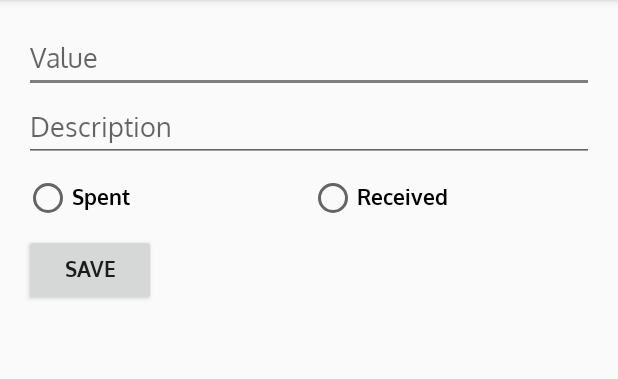
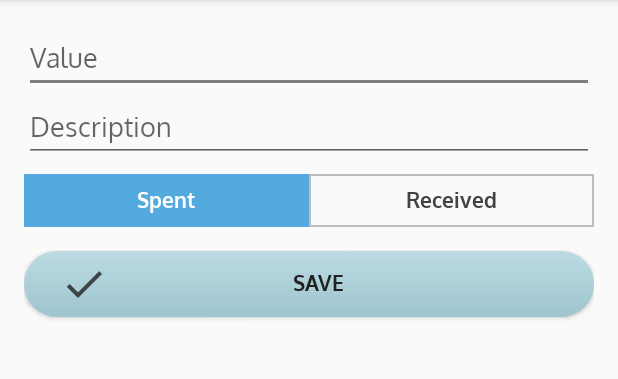
Before and after one commit to anshenguin/New-App-Prototype, an Android app: the EditActivity screen opened directly, with no data from a screen before it, on a phone screen of 412 x 824 dp, the part 84-463 px from its top. Run offline under Robolectric (Android 15) with nearby library versions, the light colour scheme and no system bars.

Commit message:
Radio Buttons changed

```diff
--- a/app/src/main/java/com/kinitoapps/moneymanager/EditActivity.java
+++ b/app/src/main/java/com/kinitoapps/moneymanager/EditActivity.java
@@ -8,6 +8,7 @@ import android.content.Intent;
 import android.content.SharedPreferences;
 import android.database.Cursor;
 import android.database.sqlite.SQLiteDatabase;
+import android.graphics.Color;
 import android.net.Uri;
 import android.support.v4.app.LoaderManager;
 import android.support.v4.content.CursorLoader;
@@ -21,6 +22,7 @@ import android.view.View;
 import android.widget.AdapterView;
 import android.widget.ArrayAdapter;
 import android.widget.Button;
+import android.widget.CompoundButton;
 import android.widget.EditText;
 import android.widget.RadioButton;
 import android.widget.Spinner;
@@ -56,17 +58,38 @@ public class EditActivity extends AppCompatActivity implements LoaderManager.Loa
         sharedPreferences = getSharedPreferences("LIMIT", Context.MODE_PRIVATE);
         android.support.v7.app.ActionBar actionBar = getSupportActionBar();
         actionBar.setDisplayHomeAsUpEnabled(true);
-        spent = (RadioButton) findViewById(R.id.spent);
-        received = (RadioButton) findViewById(R.id.received);
-        mDescEditText = (EditText) findViewById(R.id.edit_desc);
-        save = (Button) findViewById(R.id.saveValue);
+        spent = findViewById(R.id.spent);
+        received = findViewById(R.id.received);
+        if(spent.isChecked()) {
+            spent.setTextColor(Color.parseColor("#FFFFFF"));
+            received.setTextColor(Color.parseColor("#424242"));
+        }
+        else{
+            received.setTextColor(Color.parseColor("#FFFFFF"));
+            spent.setTextColor(Color.parseColor("#424242"));
+        }
+        mDescEditText = findViewById(R.id.edit_desc);
+        save = findViewById(R.id.saveValue);
         save.setOnClickListener(new View.OnClickListener() {
             @Override
             public void onClick(View view) {
                 editValue();
             }
         });
-        mValueEditText = (EditText) findViewById(R.id.edit_value);
+        mValueEditText = findViewById(R.id.edit_value);
+        spent.setOnCheckedChangeListener(new CompoundButton.OnCheckedChangeListener() {
+            @Override
+            public void onCheckedChanged(CompoundButton compoundButton, boolean b) {
+                if(spent.isChecked()) {
+                    spent.setTextColor(Color.parseColor("#FFFFFF"));
+                    received.setTextColor(Color.parseColor("#424242"));
+                }
+                else{
+                    received.setTextColor(Color.parseColor("#FFFFFF"));
+                    spent.setTextColor(Color.parseColor("#424242"));
+                }
+            }
+        });
         getSupportLoaderManager().initLoader(EXISTING_MONEY_LOADER, null, this);
     }
 
--- /dev/null
+++ b/app/src/main/res/drawable/a.xml
@@ -0,0 +1,10 @@
+<?xml version="1.0" encoding="utf-8"?>
+    <shape
+        xmlns:android="http://schemas.android.com/apk/res/android"
+        android:shape="rectangle" >
+        <solid
+            android:color="#53aade" />
+    <stroke
+        android:width="1dp"
+        android:color="#53aade" />
+    </shape>
--- /dev/null
+++ b/app/src/main/res/drawable/b.xml
@@ -0,0 +1,10 @@
+<?xml version="1.0" encoding="utf-8"?>
+<shape
+    xmlns:android="http://schemas.android.com/apk/res/android"
+    android:shape="rectangle" >
+<stroke
+        android:width="1dp"
+        android:color="#BDBDBD" />
+    <solid
+        android:color="#FAFAFA" />
+</shape>
--- /dev/null
+++ b/app/src/main/res/drawable/c.xml
@@ -0,0 +1,10 @@
+<?xml version="1.0" encoding="utf-8"?>
+<shape
+    xmlns:android="http://schemas.android.com/apk/res/android"
+    android:shape="rectangle" >
+    <solid
+        android:color="#BBDEFB" />
+    <stroke
+        android:width="1dp"
+        android:color="#BBDEFB" />
+</shape>
--- /dev/null
+++ b/app/src/main/res/drawable/gradient_save.xml
@@ -0,0 +1,12 @@
+<?xml version="1.0" encoding="utf-8"?>
+<shape xmlns:android="http://schemas.android.com/apk/res/android"
+    android:shape="rectangle">
+    <!--  Gradient Bg for listrow -->
+    <corners android:radius="28dp"/>
+    <size android:width="48dp" android:height="48dp" />
+    <gradient
+        android:centerColor="#ADD0D8"
+        android:endColor="#9EC4CD"
+        android:startColor="#BCDAE1"
+        android:angle="270"/>
+</shape>
--- /dev/null
+++ b/app/src/main/res/drawable/radio_bg.xml
@@ -0,0 +1,14 @@
+<selector xmlns:android="http://schemas.android.com/apk/res/android" >
+    <item
+        android:drawable="@drawable/b"
+        android:state_checked="true"
+        android:state_pressed="true" />
+    <item
+        android:drawable="@drawable/c"
+        android:state_pressed="true" />
+    <item
+        android:drawable="@drawable/a"
+        android:state_checked="true" />
+    <item
+        android:drawable="@drawable/b" />
+</selector>
--- a/app/src/main/res/layout/activity_edit.xml
+++ b/app/src/main/res/layout/activity_edit.xml
@@ -18,7 +18,7 @@
     android:layout_height="match_parent"
     android:orientation="vertical"
     android:padding="16dp"
-    tools:context=".EnterValueActivity">
+    tools:context=".EditActivity">
 
 
     <LinearLayout
@@ -58,8 +58,13 @@
         <RadioButton
             android:layout_width="0dp"
             android:text="Spent"
+            android:checked="true"
             android:id="@+id/spent"
+            android:background="@drawable/radio_bg"
+            android:button="@android:color/transparent"
             android:layout_weight="1"
+            android:gravity="center"
+            android:padding="8dp"
             android:layout_height="wrap_content" />
 
         <RadioButton
@@ -67,17 +72,31 @@
             android:layout_height="match_parent"
             android:layout_weight="1"
             android:text="Received"
+            android:textColor="#424242"
+            android:padding="8dp"
+            android:gravity="center"
+            android:background="@drawable/radio_bg"
+            android:button="@android:color/transparent"
             android:id="@+id/received"
             />
     </RadioGroup>
 
     <Button
-        android:layout_width="wrap_content"
-        android:layout_height="wrap_content"
+        android:id="@+id/saveValue"
+        android:layout_width="match_parent"
+        android:layout_height="44dp"
+        android:layout_marginTop="16dp"
+        android:background="@drawable/gradient_save"
+        android:drawablePadding="4dp"
         android:fontFamily="@font/bold_oxygen"
         android:text="SAVE"
-        android:layout_marginTop="8dp"
-        android:id="@+id/saveValue"/>
+        android:paddingLeft="24dp"
+        android:paddingRight="48dp"
+        android:drawableLeft="@drawable/ic_check"
+        android:textColor="#212121"
+        android:drawableStart="@drawable/ic_check"
+        android:paddingStart="24dp"
+        android:paddingEnd="48dp" />
 
 
 </LinearLayout>
```
Also changed, not shown: app/src/main/java/com/kinitoapps/moneymanager/EnterValueActivity.java (+28 -5 lines), app/src/main/res/drawable/ic_check_black_24dp.xml (added, +9 -0 lines), app/src/main/res/layout/activity_enter_value.xml (+23 -5 lines), app/src/main/res/drawable-hdpi/ic_check.png (added), app/src/main/res/drawable-mdpi/ic_check.png (added), app/src/main/res/drawable-xhdpi/ic_check.png (added), app/src/main/res/drawable-xxhdpi/ic_check.png (added).
